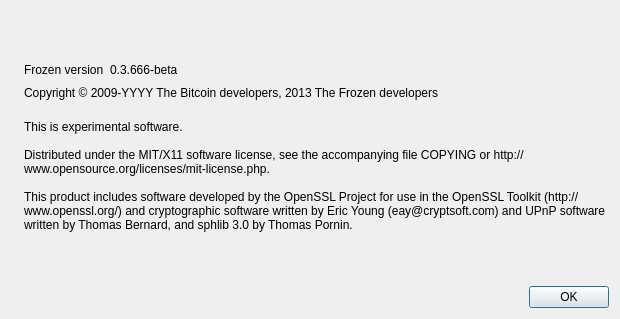
This is src/qt/forms/aboutdialog.ui in BlueCoin/BlueCoin as Qt 5 draws it before an edit. The edited form follows.
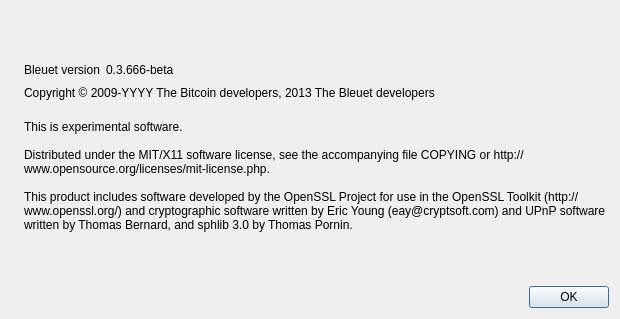
This is the edited form. Icons and pictures are not drawn.

```diff
--- a/src/qt/forms/aboutdialog.ui
+++ b/src/qt/forms/aboutdialog.ui
@@ -50,7 +50,7 @@
           <cursorShape>IBeamCursor</cursorShape>
          </property>
          <property name="text">
-          <string>Frozen version</string>
+          <string>Bleuet version</string>
          </property>
          <property name="textInteractionFlags">
           <set>Qt::LinksAccessibleByMouse|Qt::TextSelectableByKeyboard|Qt::TextSelectableByMouse</set>
@@ -91,7 +91,7 @@
         <cursorShape>IBeamCursor</cursorShape>
        </property>
        <property name="text">
-        <string notr="true">Copyright &amp;copy; 2009-YYYY The Bitcoin developers, 2013 The Frozen developers</string>
+        <string notr="true">Copyright &amp;copy; 2009-YYYY The Bitcoin developers, 2013 The Bleuet developers</string>
        </property>
        <property name="textFormat">
         <enum>Qt::RichText</enum>
```
Left out of the diff: 2 changed lines with no effect on the pictures.
